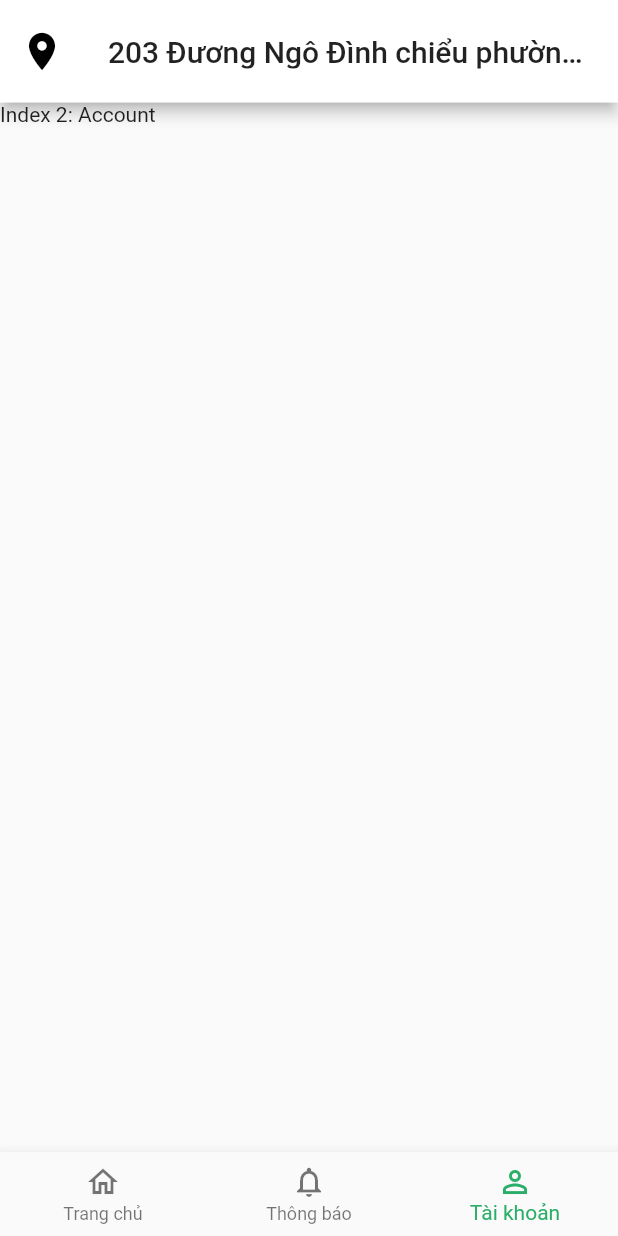
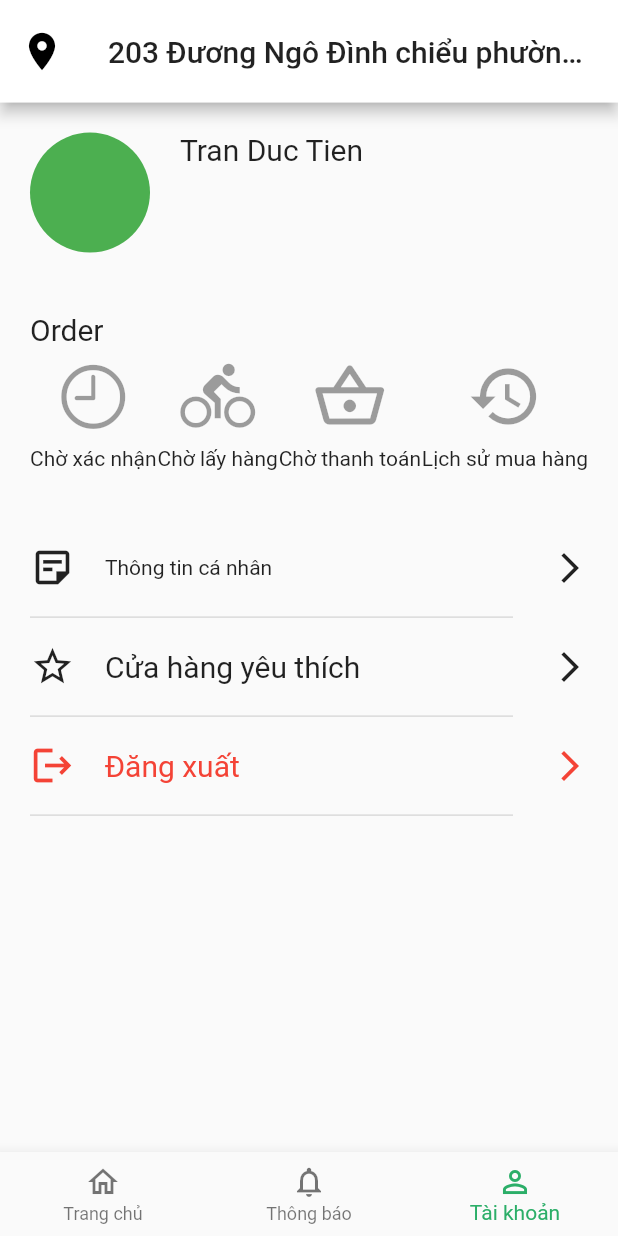
Before and after one commit to tienjtran/customer_cheapee, a Flutter app: the screen it shows after launch, item 3 of the bottom bar chosen, on a phone screen of 412 x 824 dp. Run offline on Flutter 3.47's test engine with Material 2 defaults, Android fonts, the phone set to English and light mode, and no system bars; network calls fail.

Commit message:
[Mobile][C7][CA-32] init profileScreen

```diff
--- a/lib/views/ui/home.dart
+++ b/lib/views/ui/home.dart
@@ -1,4 +1,5 @@
 import 'package:customer_cheapee/views/models/output/store.dart';
+import 'package:customer_cheapee/views/ui/profile.dart';
 import 'package:customer_cheapee/views/utils/store.dart';
 import 'package:flutter/cupertino.dart';
 import 'package:flutter/material.dart';
@@ -17,14 +18,12 @@ class _HomeScreenState extends State<HomeScreen> {
   double contextWidth;
   String positionSearch = '203 Đương Ngô Đình chiểu phường 7 quận 10';
 
-  static const List<Widget> _fragmentOptions = <Widget>[
+  static List<Widget> _fragmentOptions = <Widget>[
     HomeFragment(),
     Text(
       'Index 1: Notification',
     ),
-    Text(
-      'Index 2: Account',
-    ),
+    ProfileScreen(),
   ];
 
   int _selectedIndex = 0;
--- /dev/null
+++ b/lib/views/ui/profile.dart
@@ -0,0 +1,197 @@
+import 'package:flutter/cupertino.dart';
+import 'package:flutter/material.dart';
+
+class ProfileScreen extends StatelessWidget {
+  @override
+  Widget build(BuildContext context) {
+    return Scaffold(
+      body: Container(
+        padding: const EdgeInsets.all(20),
+        child: Column(
+          children: [
+            Row(
+              crossAxisAlignment: CrossAxisAlignment.start,
+              children: [
+                CircleAvatar(
+                  backgroundColor: Colors.green,
+                  radius: 40,
+                ),
+                Container(
+                  padding: const EdgeInsets.only(left: 20),
+                  child: Text(
+                    'Tran Duc Tien',
+                    style: TextStyle(
+                      fontSize: 20,
+                    ),
+                  ),
+                )
+              ],
+            ),
+            Container(
+              padding: const EdgeInsets.only(top: 40),
+              child: Row(
+                children: [
+                  Text(
+                    'Order',
+                    style: TextStyle(
+                      fontSize: 20,
+                    ),
+                  ),
+                ],
+              ),
+            ),
+            Row(
+              mainAxisAlignment: MainAxisAlignment.spaceBetween,
+              children: [
+                Column(
+                  mainAxisAlignment: MainAxisAlignment.center,
+                  children: [
+                    IconButton(
+                      icon: Icon(CupertinoIcons.clock),
+                      onPressed: null,
+                      iconSize: 50,
+                    ),
+                    Text('Chờ xác nhận'),
+                  ],
+                ),
+                Column(
+                  mainAxisAlignment: MainAxisAlignment.center,
+                  children: [
+                    IconButton(
+                      icon: Icon(Icons.directions_bike_outlined),
+                      onPressed: null,
+                      iconSize: 50,
+                    ),
+                    Text('Chờ lấy hàng'),
+                  ],
+                ),
+                Column(
+                  mainAxisAlignment: MainAxisAlignment.center,
+                  children: [
+                    IconButton(
+                      icon: Icon(Icons.shopping_basket_outlined),
+                      onPressed: null,
+                      iconSize: 50,
+                    ),
+                    Text('Chờ thanh toán'),
+                  ],
+                ),
+                Column(
+                  mainAxisAlignment: MainAxisAlignment.center,
+                  children: [
+                    IconButton(
+                      icon: Icon(Icons.history),
+                      onPressed: null,
+                      iconSize: 50,
+                    ),
+                    Text('Lịch sử mua hàng'),
+                  ],
+                ),
+              ],
+            ),
+            Container(
+              padding: const EdgeInsets.only(top: 40),
+              child: Column(
+                children: [
+                  Row(
+                    mainAxisAlignment: MainAxisAlignment.spaceBetween,
+                    children: [
+                      Container(
+                        padding: const EdgeInsets.only(top: 10, bottom: 10),
+                        child: Row(
+                          mainAxisAlignment: MainAxisAlignment.start,
+                          children: [
+                            Icon(
+                              Icons.sticky_note_2_outlined,
+                              size: 30,
+                            ),
+                            Container(
+                              padding: const EdgeInsets.only(left: 20),
+                              child: Text('Thông tin cá nhân'),
+                            )
+                          ],
+                        ),
+                      ),
+                      Icon(Icons.arrow_forward_ios),
+                    ],
+                  ),
+                  Divider(
+                    color: Color.fromRGBO(263, 263, 263, 0.2),
+                    endIndent: 50,
+                  ),
+                  Row(
+                    mainAxisAlignment: MainAxisAlignment.spaceBetween,
+                    children: [
+                      Container(
+                        padding: const EdgeInsets.only(top: 10, bottom: 10),
+                        child: Row(
+                          mainAxisAlignment: MainAxisAlignment.start,
+                          children: [
+                            Icon(
+                              Icons.star_border,
+                              size: 30,
+                            ),
+                            Container(
+                              padding: const EdgeInsets.only(left: 20),
+                              child: Text(
+                                'Cửa hàng yêu thích',
+                                style: TextStyle(
+                                  fontSize: 20,
+                                ),
+                              ),
+                            )
+                          ],
+                        ),
+                      ),
+                      Icon(Icons.arrow_forward_ios),
+                    ],
+                  ),
+                  Divider(
+                    color: Color.fromRGBO(263, 263, 263, 0.2),
+                    endIndent: 50,
+                  ),
+                  Row(
+                    mainAxisAlignment: MainAxisAlignment.spaceBetween,
+                    children: [
+                      Container(
+                        padding: const EdgeInsets.only(top: 10, bottom: 10),
+                        child: Row(
+                          mainAxisAlignment: MainAxisAlignment.start,
+                          children: [
+                            Icon(
+                              Icons.logout,
+                              size: 30,
+                              color: Colors.red,
+                            ),
+                            Container(
+                              padding: const EdgeInsets.only(left: 20),
+                              child: Text(
+                                'Đăng xuất',
+                                style: TextStyle(
+                                  fontSize: 20,
+                                  color: Colors.red,
+                                ),
+                              ),
+                            )
+                          ],
+                        ),
+                      ),
+                      Icon(
+                        Icons.arrow_forward_ios,
+                        color: Colors.red,
+                      ),
+                    ],
+                  ),
+                  Divider(
+                    color: Color.fromRGBO(263, 263, 263, 0.2),
+                    endIndent: 50,
+                  ),
+                ],
+              ),
+            ),
+          ],
+        ),
+      ),
+    );
+  }
+}
--- a/pubspec.yaml
+++ b/pubspec.yaml
@@ -30,6 +30,9 @@ dependencies:
   # The following adds the Cupertino Icons font to your application.
   # Use with the CupertinoIcons class for iOS style icons.
   cupertino_icons: ^1.0.0
+  flutter_money_formatter:
+    git:
+      url: git://github.com/anisalibegic/flutter_money_formatter.git
 
 dev_dependencies:
   flutter_test:
```
